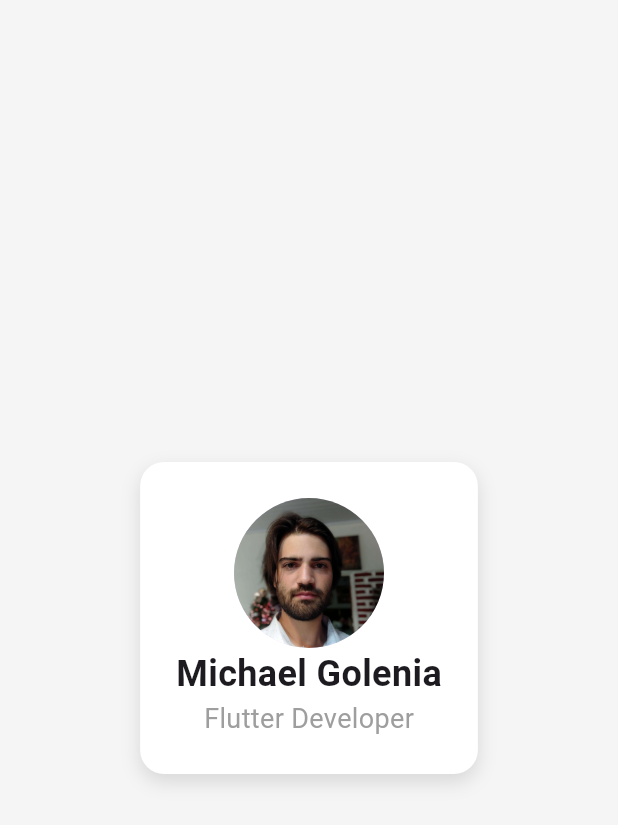
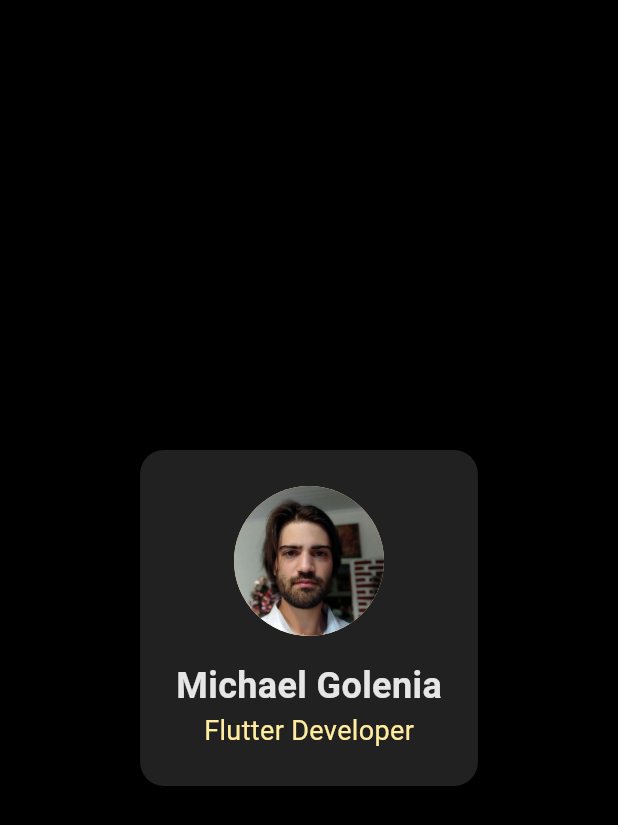
Before and after one commit to MichaelTwG/Flutter_Basics, a Flutter app: the screen it shows after launch, on a phone screen of 412 x 824 dp. Shown: the top 825 px of the screen. Run offline on Flutter 3.47's test engine with Material 3 defaults, Android fonts, the phone set to English and light mode, and no system bars.

Commit message:
1. Apply Styling and Layout Customization

```diff
--- a/lib/main.dart
+++ b/lib/main.dart
@@ -13,7 +13,7 @@ class MyApp extends StatelessWidget {
     return MaterialApp(
       title: 'Flutter Demo',
       theme: ThemeData(
-        colorScheme: ColorScheme.fromSeed(seedColor: Colors.deepPurple),
+        colorScheme: ColorScheme.fromSeed(seedColor: Colors.amber),
       ),
       home: ProfilePage(),
     );
@@ -25,17 +25,17 @@ class ProfilePage extends StatelessWidget {
   @override
   Widget build(BuildContext context) {
     return Scaffold(
-      backgroundColor: Colors.grey[100],
+      backgroundColor: Colors.black,
       body: Center(
         child: Center(
           child: Container(
             padding: const EdgeInsets.all(24.0),
             decoration: BoxDecoration(
-              color: Colors.white,
+              color: Colors.grey[900],
               borderRadius: BorderRadius.circular(16.0),
               boxShadow: const [
                 BoxShadow(
-                  color: Colors.black12,
+                  color: Colors.black54,
                   blurRadius: 10.0,
                   offset: Offset(0, 5),
                 )
@@ -48,18 +48,20 @@ class ProfilePage extends StatelessWidget {
                   backgroundImage: const AssetImage('assets/images/me.jpg'),
                   radius: 50,
                 ),
-                const Text(
+                SizedBox(height: 16),
+                Text(
                   'Michael Golenia',
                   style: TextStyle(
                     fontSize: 24.0,
                     fontWeight: FontWeight.bold,
+                    color: const Color.fromARGB(226, 255, 255, 255)
                   ),
                 ),
-                const Text(
+                Text(
                   'Flutter Developer',
                   style: TextStyle(
                     fontSize: 18.0,
-                    color: Colors.grey,
+                    color: const Color.fromARGB(255, 255, 236, 158),
                   ),
                 ),
               ],
```
